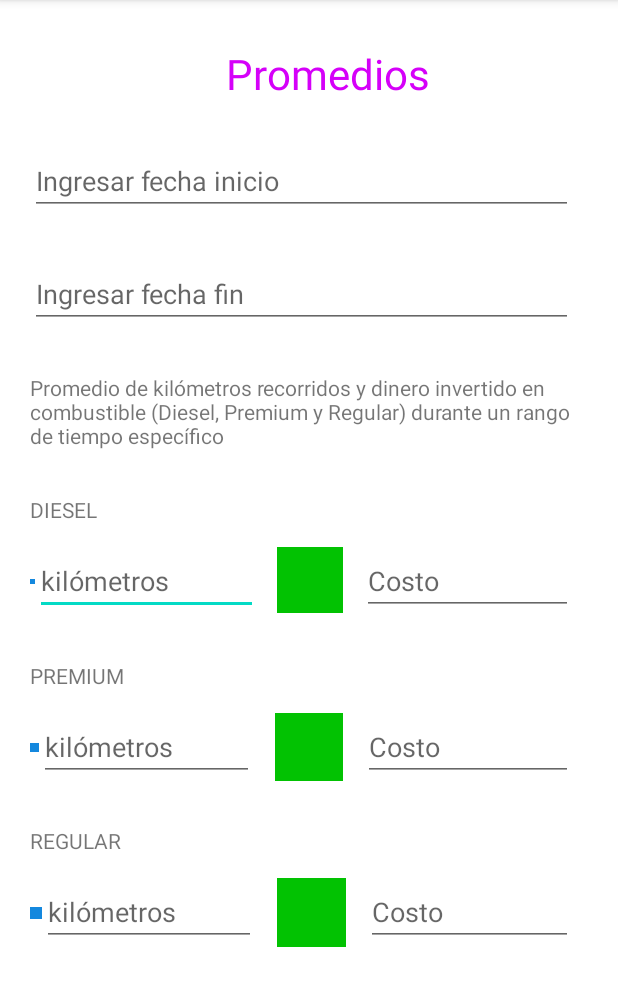
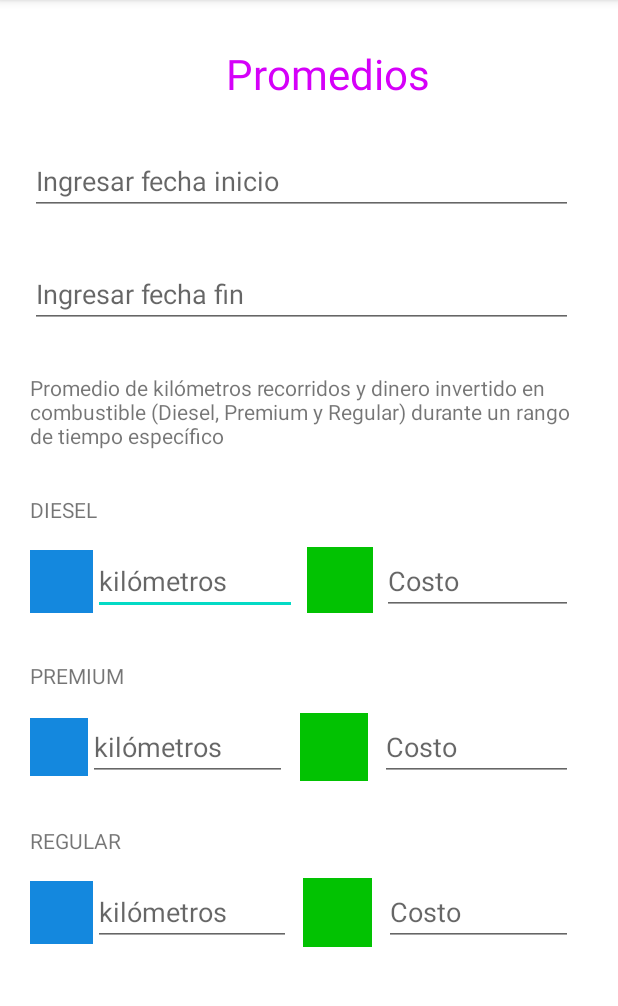
Before and after one commit to wom987/FuelDetailsSQLite, an Android app: the ShowPromedio screen opened directly, with no data from a screen before it, on a phone screen of 412 x 824 dp, the part 84-1090 px from its top. Run offline under Robolectric (Android 15) with nearby library versions, the phone set to English and light mode, and no system bars.

Commit message:
Modifiqué mi pantalla => Memo

```diff
--- a/app/src/main/res/layout/activity_show_promedio.xml
+++ b/app/src/main/res/layout/activity_show_promedio.xml
@@ -81,7 +81,7 @@
 
         <ImageView
             android:id="@+id/imageView2"
-            android:layout_width="wrap_content"
+            android:layout_width="51dp"
             android:layout_height="46dp"
             android:layout_marginLeft="20dp"
             android:layout_weight="1"
@@ -130,7 +130,7 @@
 
         <ImageView
             android:id="@+id/imageView4"
-            android:layout_width="wrap_content"
+            android:layout_width="43dp"
             android:layout_height="45dp"
             android:layout_marginLeft="20dp"
             android:layout_weight="1"
@@ -179,7 +179,7 @@
 
         <ImageView
             android:id="@+id/imageView6"
-            android:layout_width="wrap_content"
+            android:layout_width="45dp"
             android:layout_height="46dp"
             android:layout_marginLeft="20dp"
             android:layout_weight="1"
```
